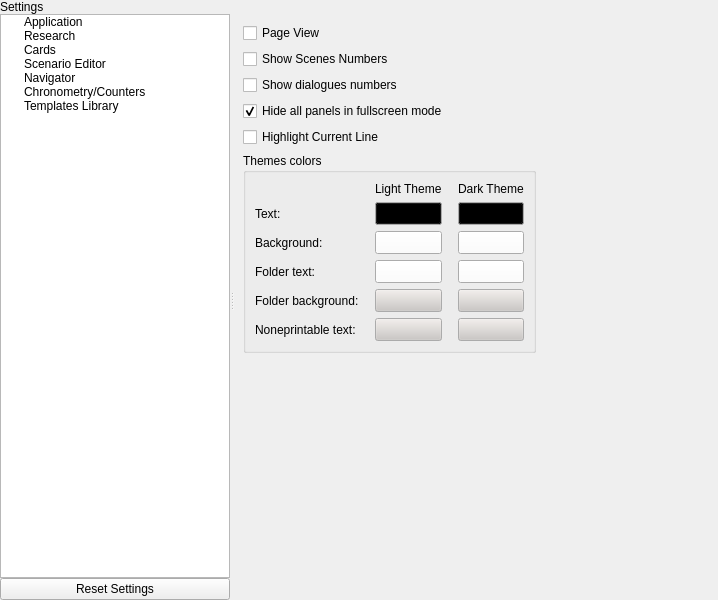
dimkanovikov/KITScenarist, file src/bin/scenarist-desktop/UserInterfaceLayer/Settings/SettingsView.ui: the form before one commit.
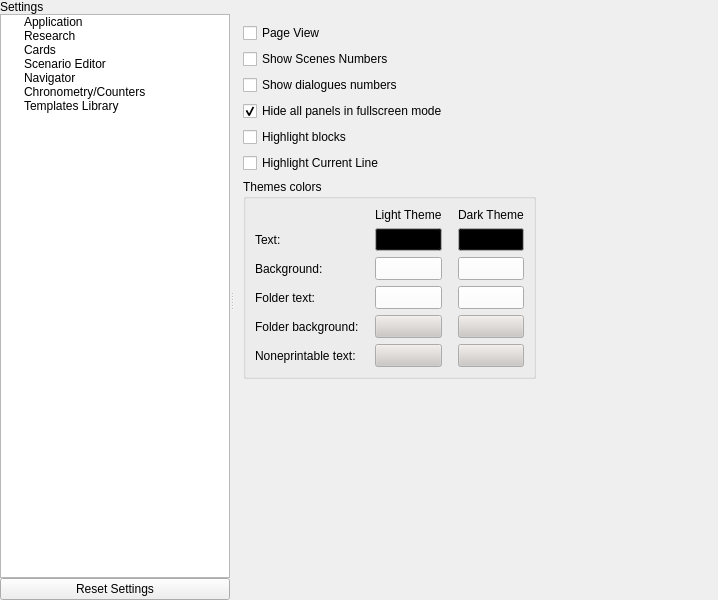
The form after the commit. Icons and pictures are not drawn. Custom widgets are drawn as their Qt base class.

Commit message: Returned blocks highlights #397 + improved pring dialogues numbers #489

What changed in the file:
```diff
--- a/src/bin/scenarist-desktop/UserInterfaceLayer/Settings/SettingsView.ui
+++ b/src/bin/scenarist-desktop/UserInterfaceLayer/Settings/SettingsView.ui
@@ -901,14 +901,14 @@
                     </property>
                    </widget>
                   </item>
-                  <item row="4" column="0">
+                  <item row="5" column="0">
                    <widget class="QCheckBox" name="highlightCurrentLine">
                     <property name="text">
                      <string>Highlight Current Line</string>
                     </property>
                    </widget>
                   </item>
-                  <item row="5" column="0">
+                  <item row="6" column="0">
                    <widget class="QGroupBox" name="groupBox">
                     <property name="title">
                      <string>Themes colors</string>
@@ -1469,7 +1469,7 @@
                     </layout>
                    </widget>
                   </item>
-                  <item row="6" column="0">
+                  <item row="7" column="0">
                    <spacer name="verticalSpacer">
                     <property name="orientation">
                      <enum>Qt::Vertical</enum>
@@ -1482,7 +1482,7 @@
                     </property>
                    </spacer>
                   </item>
-                  <item row="0" column="1" rowspan="6">
+                  <item row="0" column="1" rowspan="7">
                    <spacer name="horizontalSpacer_9">
                     <property name="orientation">
                      <enum>Qt::Horizontal</enum>
@@ -1512,6 +1512,13 @@
                     </property>
                    </widget>
                   </item>
+                  <item row="4" column="0">
+                   <widget class="QCheckBox" name="highlightBlocks">
+                    <property name="text">
+                     <string>Highlight blocks</string>
+                    </property>
+                   </widget>
+                  </item>
                  </layout>
                 </widget>
                </item>
```
The commit also changes 8 other files.
